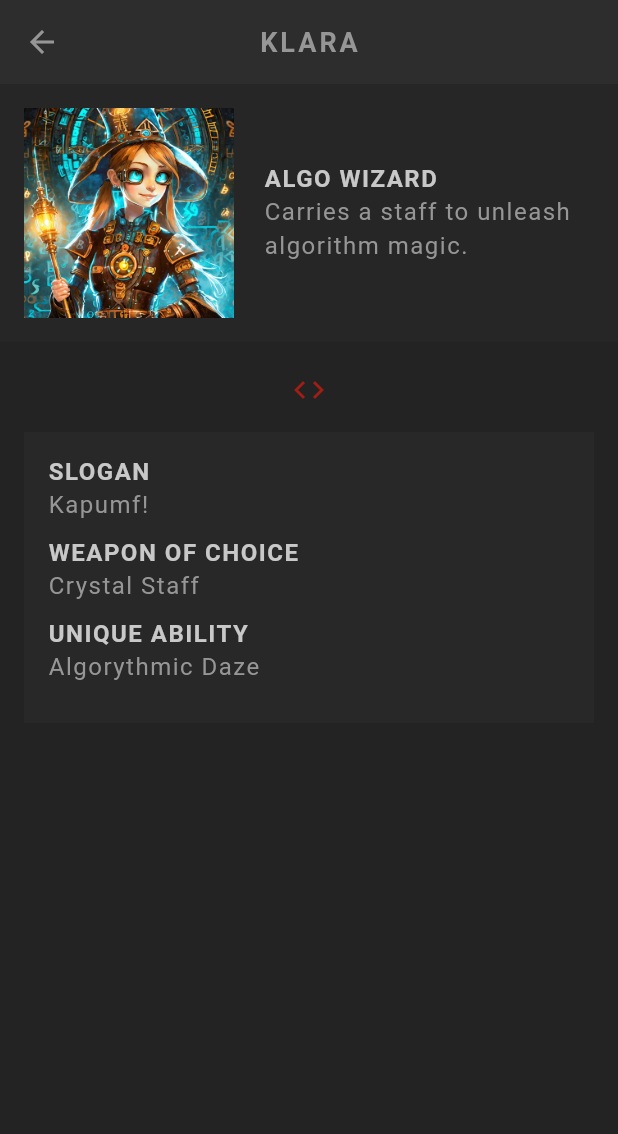
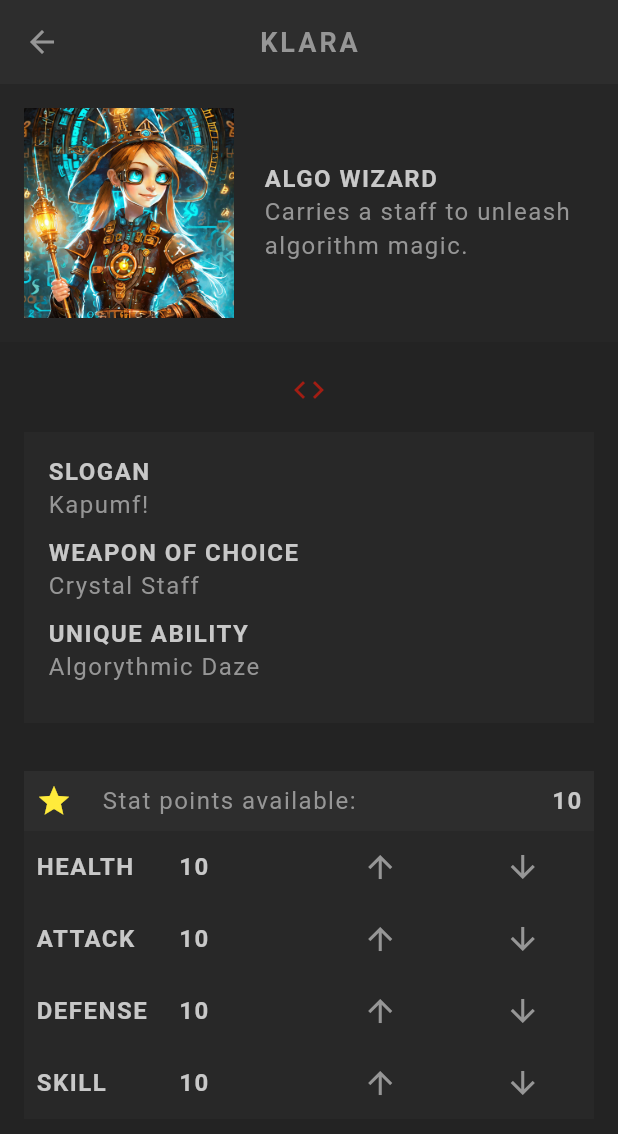
Before and after one commit to Jerald-tonmoy-dias/flutter_rpg, a Flutter app: the screen it shows after launch, after a tap on the "arrow forward" icon, on a phone screen of 412 x 824 dp. Shown: the top 1134 px of the screen. Run offline on Flutter 3.47's test engine with Material 3 defaults, Android fonts, the phone set to English and light mode, and no system bars; our stand-ins replace google_fonts; Roboto replaces fonts that are missing (Kanit).

Commit message:
working on profile stats

```diff
--- a/lib/models/stats.dart
+++ b/lib/models/stats.dart
@@ -38,6 +38,8 @@ mixin Stats {
         _skill++;
       }
     }
+
+    _points--;
   }
 
   void decreaseStat(String stat) {
--- a/lib/screens/profile/profile.dart
+++ b/lib/screens/profile/profile.dart
@@ -1,5 +1,6 @@
 import 'package:flutter/material.dart';
 import 'package:flutter_rpg/models/character.dart';
+import 'package:flutter_rpg/screens/profile/stats_table.dart';
 import 'package:flutter_rpg/shared/styled_text.dart';
 import 'package:flutter_rpg/theme.dart';
 
@@ -68,6 +69,10 @@ class Profile extends StatelessWidget {
             ),
 
             // stats & skills
+            Container(
+              alignment: Alignment.center,
+              child: Column(children: [StatsTable(character)]),
+            ),
 
             // save button
           ],
--- /dev/null
+++ b/lib/screens/profile/stats_table.dart
@@ -0,0 +1,104 @@
+import 'package:flutter/material.dart';
+import 'package:flutter_rpg/models/character.dart';
+import 'package:flutter_rpg/shared/styled_text.dart';
+import 'package:flutter_rpg/theme.dart';
+
+class StatsTable extends StatefulWidget {
+  const StatsTable(this.character, {super.key});
+
+  final Character character;
+
+  @override
+  State<StatsTable> createState() => _StatsTableState();
+}
+
+class _StatsTableState extends State<StatsTable> {
+  @override
+  Widget build(BuildContext context) {
+    return Padding(
+      padding: const EdgeInsets.all(16),
+      child: Column(
+        children: [
+          // available points
+          Container(
+            color: AppColors.secondaryColor,
+            padding: const EdgeInsets.all(8),
+            child: Row(
+              children: [
+                Icon(
+                  Icons.star,
+                  color: widget.character.points > 9
+                      ? Colors.yellow
+                      : Colors.grey,
+                ),
+                const SizedBox(width: 20),
+                const StyledText('Stat points available: '),
+                Expanded(child: const SizedBox(width: 20)),
+                StyledHeading(widget.character.points.toString()),
+              ],
+            ),
+          ),
+
+          // state table
+          Table(
+            children: widget.character.statsAsFormattedList.map((stat) {
+              return TableRow(
+                decoration: BoxDecoration(
+                  color: AppColors.secondaryColor.withOpacity(0.5),
+                ),
+                children: [
+                  // stat title
+                  TableCell(
+                    verticalAlignment: TableCellVerticalAlignment.middle,
+                    child: Padding(
+                      padding: const EdgeInsets.all(8),
+                      child: StyledHeading(stat['title']!),
+                    ),
+                  ),
+                  // stat value
+                  TableCell(
+                    verticalAlignment: TableCellVerticalAlignment.middle,
+                    child: Padding(
+                      padding: const EdgeInsets.all(8),
+                      child: StyledHeading(stat['value']!),
+                    ),
+                  ),
+                  // icon to increase stat
+                  TableCell(
+                    verticalAlignment: TableCellVerticalAlignment.middle,
+                    child: IconButton(
+                      onPressed: () {
+                        setState(() {
+                          widget.character.increaseStat(stat['title']!);
+                        });
+                      },
+                      icon: Icon(
+                        Icons.arrow_upward,
+                        color: AppColors.textColor,
+                      ),
+                    ),
+                  ),
+                  // icon to dencrease stat
+                  TableCell(
+                    verticalAlignment: TableCellVerticalAlignment.middle,
+                    child: IconButton(
+                      onPressed: () {
+                        setState(() {
+                          widget.character.decreaseStat(stat['title']!);
+                        });
+                      },
+                      icon: Icon(
+                        Icons.arrow_downward,
+                        color: AppColors.textColor,
+                      ),
+                    ),
+                  ),
+                ],
+              );
+            }).toList(),
+          ),
+        ],
+      ),
+    );
+  }
+}
```
